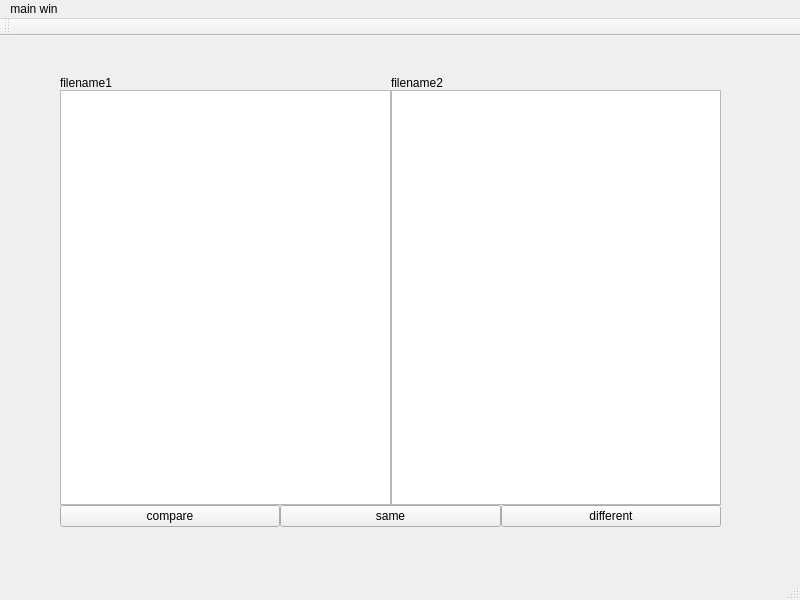
Above: lab5/mymainwindow.ui from BlazingQ/SE-lab5 before the change. Below: the same form after it.
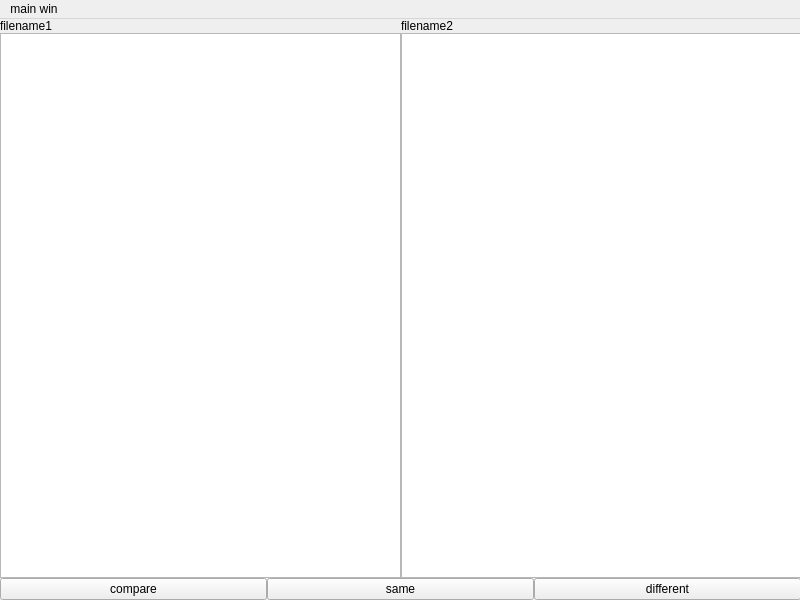
That is the form after the change.

Diff of the .ui file:
```diff
--- a/lab5/mymainwindow.ui
+++ b/lab5/mymainwindow.ui
@@ -23,16 +23,19 @@
    <widget class="QWidget" name="layoutWidget">
     <property name="geometry">
      <rect>
-      <x>60</x>
-      <y>40</y>
-      <width>661</width>
-      <height>451</height>
+      <x>0</x>
+      <y>0</y>
+      <width>801</width>
+      <height>581</height>
      </rect>
     </property>
     <layout class="QVBoxLayout" name="verticalLayout">
      <property name="spacing">
       <number>0</number>
      </property>
+     <property name="sizeConstraint">
+      <enum>QLayout::SetDefaultConstraint</enum>
+     </property>
      <item>
       <layout class="QHBoxLayout" name="horizontalLayout_2">
        <item>
@@ -105,18 +108,6 @@
    </widget>
    <addaction name="menumain_win"/>
   </widget>
-  <widget class="QStatusBar" name="statusbar"/>
-  <widget class="QToolBar" name="toolBar">
-   <property name="windowTitle">
-    <string>toolBar</string>
-   </property>
-   <attribute name="toolBarArea">
-    <enum>TopToolBarArea</enum>
-   </attribute>
-   <attribute name="toolBarBreak">
-    <bool>false</bool>
-   </attribute>
-  </widget>
  </widget>
  <resources/>
  <connections/>
```
Left out of the diff: 4 changed lines with no effect on the pictures.
